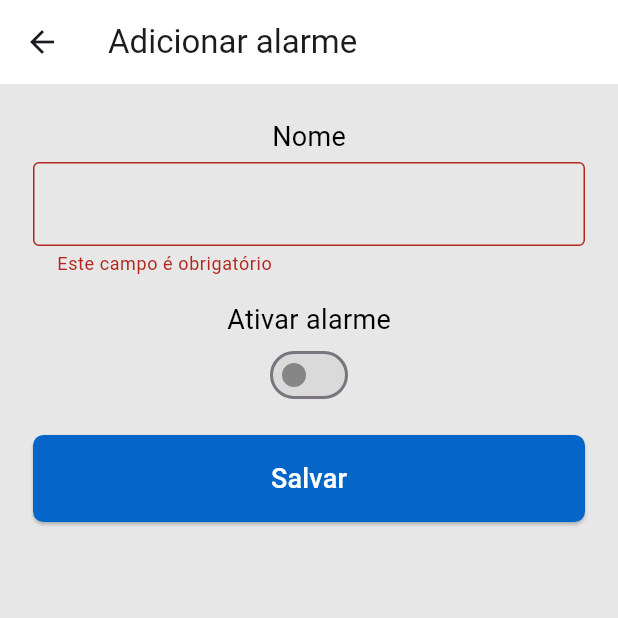
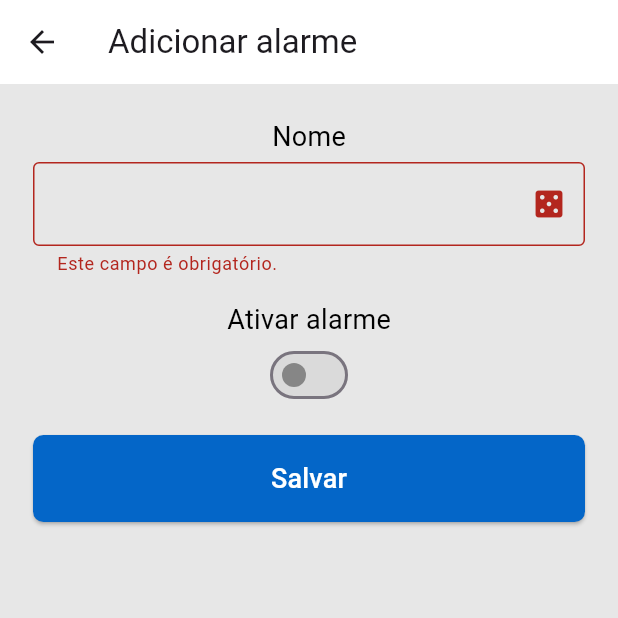
Before and after one commit to Peramoniss/Alarm, a Flutter app: the AddAlarmView screen opened by its route, after a tap on "Salvar", on a phone screen of 412 x 824 dp, the top half of it. Run offline on Flutter 3.47's test engine with Material 3 defaults, Android fonts, the phone set to English and light mode, and no system bars; our stand-ins replace local_auth, sqflite; accounts and stored records are empty.

Commit message:
Release 0.10

```diff
--- a/lib/Services/random_name_service.dart
+++ b/lib/Services/random_name_service.dart
@@ -21,7 +21,7 @@ class RandomNameService {
         result = data.isNotEmpty ? data[0] : "Gertrudes";
       }
     } catch (_) {
-      // Silencia o erro e mantém fallback
+      // Silencia o erro e mantém fallback.
     }
 
     return result;
--- a/lib/Views/add_alarm_view.dart
+++ b/lib/Views/add_alarm_view.dart
@@ -1,6 +1,8 @@
 import '../Models/alarm.dart';
 import '../Services/repository.dart';
+import '../Services/random_name_service.dart';
 import 'package:flutter/material.dart';
+
 
 
 ///////////////////////////////////////////////////////////////////////////////////////////
@@ -15,15 +17,21 @@ class AddAlarmView extends StatefulWidget {
 }
 
 
+
 ///////////////////////////////////////////////////////////////////////////////////////////
 // CLASS                                                                                 //
 ///////////////////////////////////////////////////////////////////////////////////////////
 
 class _AddAlarmViewState extends State<AddAlarmView> {
   Repository repository = Repository();
+  Alarm? editingAlarm;
   bool _alarmActivated = false;
+  bool _initialized = false;
+  bool _isLoadingName = false;
   final _formKey = GlobalKey<FormState>();
   final TextEditingController _nameController = TextEditingController();
+  late bool isEdit;
+  var parametros;
 
   /////////////////////////////////////////////////////////////////////////////////////////
 
@@ -37,12 +45,7 @@ class _AddAlarmViewState extends State<AddAlarmView> {
   }
 
   /////////////////////////////////////////////////////////////////////////////////////////
-
-  bool _initialized = false;
-  Alarm? editingAlarm;
-  late bool isEdit;
-  var parametros;
-
+  ///
   @override
   void didChangeDependencies(){
     super.didChangeDependencies();
@@ -101,12 +104,38 @@ class _AddAlarmViewState extends State<AddAlarmView> {
 
                 TextFormField(
                   controller: _nameController,
+                  enabled: !_isLoadingName,
                   decoration: InputDecoration(
                     border: OutlineInputBorder(),
+                    suffixIcon: _isLoadingName
+                        ? Padding(
+                            padding: const EdgeInsets.all(10.0),
+                            child: SizedBox(
+                              width: 20,
+                              height: 20,
+                              child: CircularProgressIndicator(strokeWidth: 2),
+                            ),
+                          )
+                        : IconButton(
+                            icon: Icon(Icons.casino),
+                            tooltip: 'Gerar nome aleatório',
+                            onPressed: () async {
+                              setState(() {
+                                _isLoadingName = true;
+                              });
+
+                              final randomName = await RandomNameService.fetchRandomName();
+
+                              setState(() {
+                                _nameController.text = randomName;
+                                _isLoadingName = false;
+                              });
+                            },
+                          ),
                   ),
                   validator: (value) {
                     if (value == null || value.trim().isEmpty) {
-                      return 'Este campo é obrigatório';
+                      return 'Este campo é obrigatório.';
                     }
                     return null;
                   },
@@ -163,7 +192,10 @@ class _AddAlarmViewState extends State<AddAlarmView> {
                       }
 
                       ScaffoldMessenger.of(context).showSnackBar(
-                        SnackBar(content: Text('Alarme adicionado!')),
+                        SnackBar(
+                          content: Text('Alarme adicionado!'),
+                          duration: Duration(milliseconds: 1500),
+                        ),
                       );
 
                       Navigator.pop(context, true); // 'true' informs that the state has changed and must rebuild the screen.
```
Also changed, not shown: lib/Views/edit_alarm_view.dart (+20 -3 lines).
